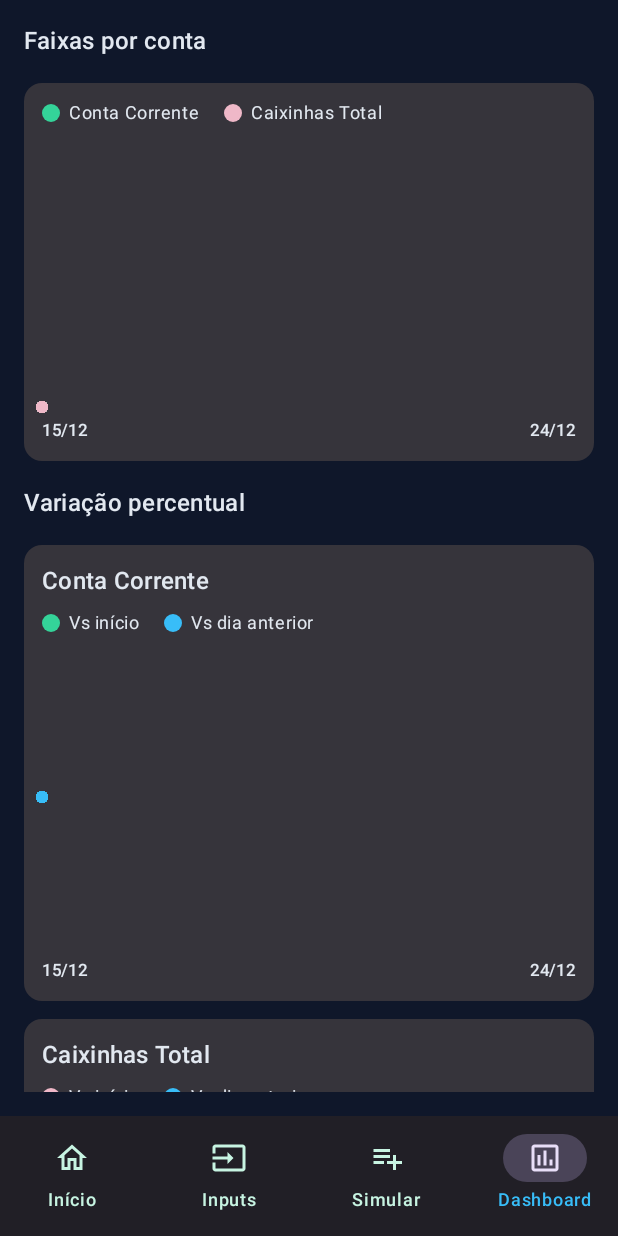
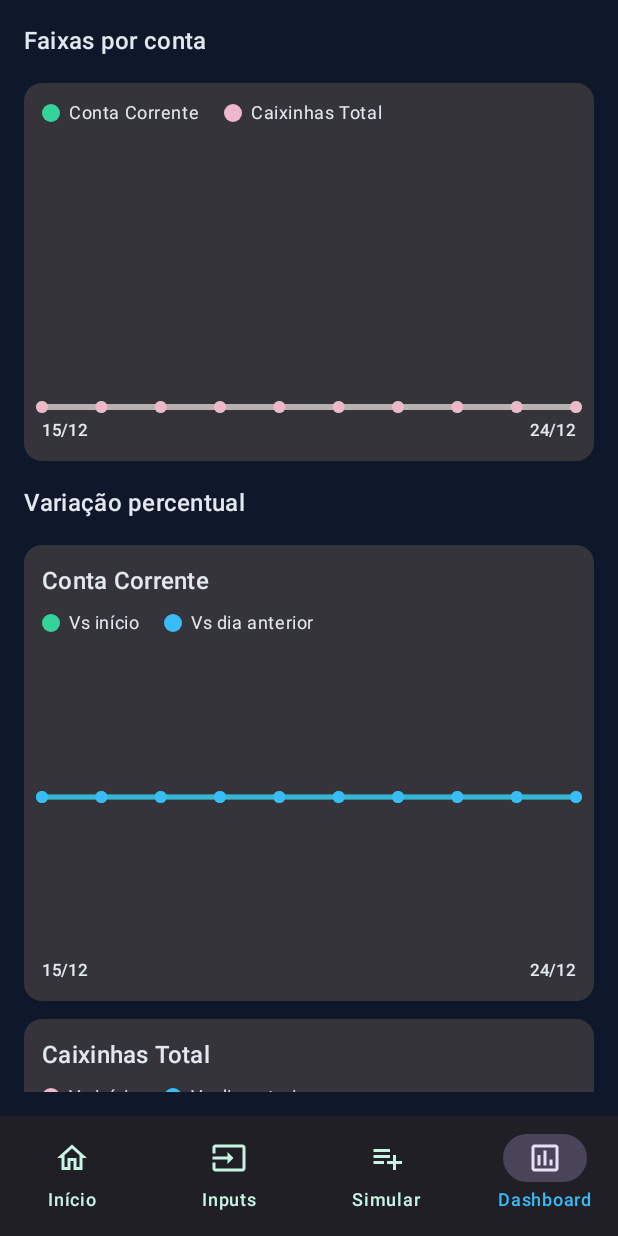
Before and after one commit to GloedenJoao/Android_AppV4, an Android app built with Jetpack Compose: the DashboardScreen screen opened through its navigation route, scrolled down 996 dp, on a phone screen of 412 x 824 dp. Run offline under Robolectric (Android 15) with nearby library versions, the phone set to English and light mode, and no system bars.

Commit message:
Corrige largura dos gráficos do dashboard

```diff
--- a/app/src/main/java/com/financeplanner/app/ui/Screens.kt
+++ b/app/src/main/java/com/financeplanner/app/ui/Screens.kt
@@ -1118,7 +1118,7 @@ private fun AccountBandsChart(history: List<BalanceSnapshot>) {
                 LegendDot(color = checkingColor, label = "Conta Corrente")
                 LegendDot(color = caixinhaColor, label = "Caixinhas Total")
             }
-            Canvas(modifier = Modifier.height(180.dp)) {
+            Canvas(modifier = Modifier.fillMaxWidth().height(180.dp)) {
                 val widthStep = size.width / (orderedHistory.size - 1).coerceAtLeast(1)
                 fun yFor(value: Double): Float = size.height - (((value - min) / span).toFloat() * size.height)
 
@@ -1177,7 +1177,7 @@ private fun VariationChart(title: String, points: List<VariationPoint>, baseColo
                 LegendDot(color = vsInitialColor, label = "Vs início")
                 LegendDot(color = vsPreviousColor, label = "Vs dia anterior")
             }
-            Canvas(modifier = Modifier.height(200.dp)) {
+            Canvas(modifier = Modifier.fillMaxWidth().height(200.dp)) {
                 val widthStep = size.width / (points.size - 1).coerceAtLeast(1)
                 val centerY = size.height / 2f
                 drawLine(
```
